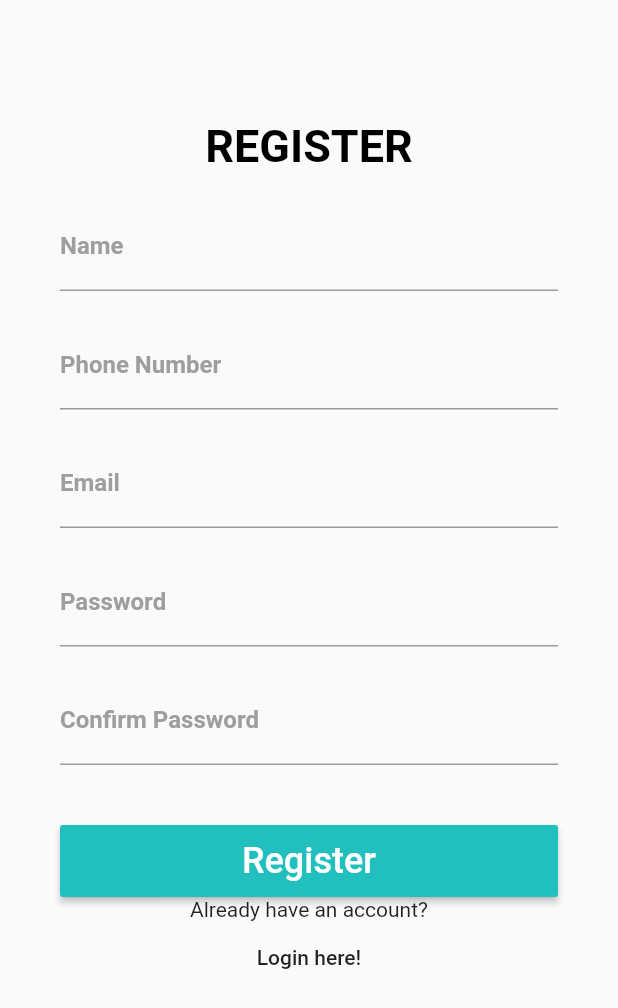
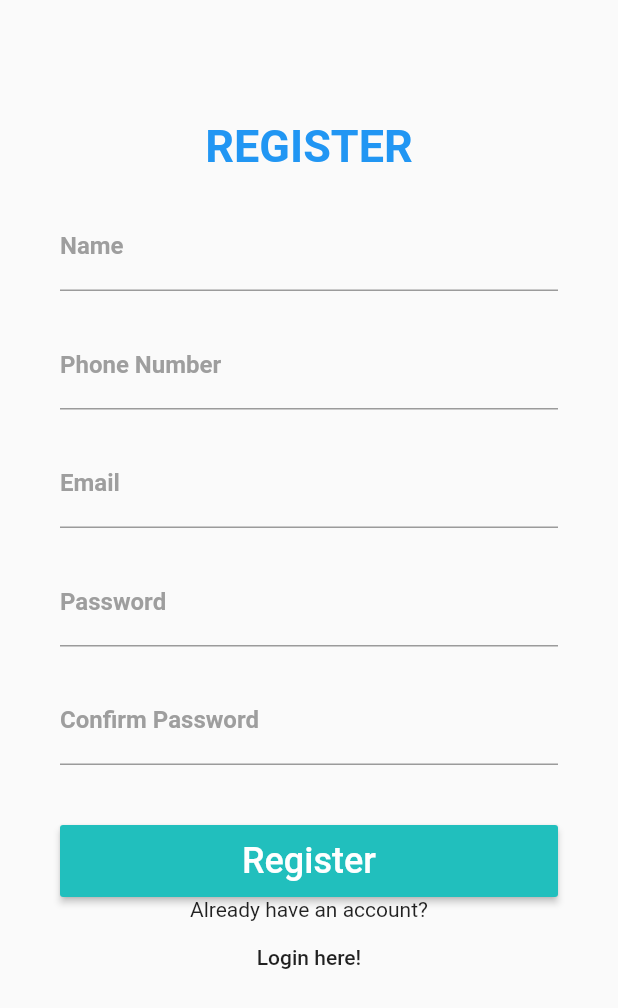
Before and after one commit to prarthana1998/finalApp, a Flutter app: the RegisterPage screen opened directly, on a phone screen of 412 x 824 dp. Shown: the top 1008 px of the screen. Run offline on Flutter 3.47's test engine with Material 2 defaults, Android fonts, the phone set to English and light mode, and no system bars; our stand-ins replace cloud_firestore, firebase_auth, firebase_core, firebase_database, flutter_spinkit, modal_progress_hud and 2 more; missing offline and left inert: mqtt_client; accounts and stored records are empty; Roboto replaces fonts that are missing (Montserrat).

Commit message:
Update register.dart

```diff
--- a/lib/login/register.dart
+++ b/lib/login/register.dart
@@ -98,7 +98,7 @@ class _RegisterPageState extends State<RegisterPage> {
                         style: TextStyle(
                             fontSize: 30.0,
                             fontWeight: FontWeight.bold,
-                            color: Theme.of(context).primaryColor
+                                color: Colors.blue
                         ),
                       ),
                       SizedBox(height:20),
```
